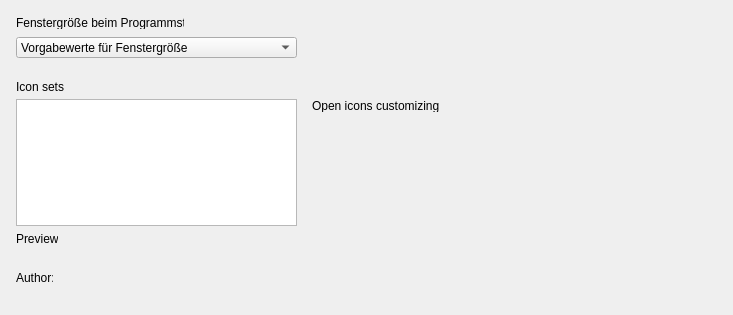
Eldricos/D-Fend-Reborn, file src/forms/SetupFrameSurfaceUnit.ui: the form before one commit.
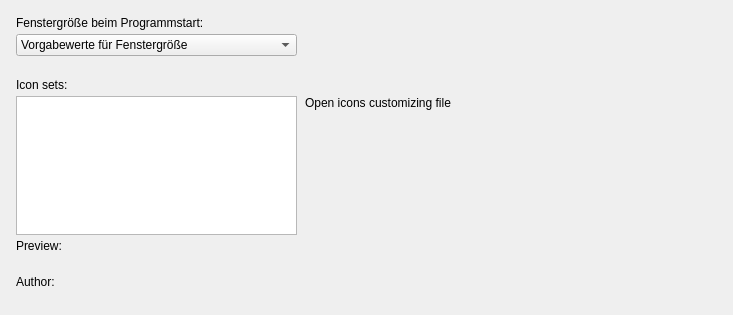
The form after the commit. Custom widgets are drawn as their Qt base class.

Commit message: Program options: Qt layouts instead of fixed pixel positions

```diff
--- a/src/forms/SetupFrameSurfaceUnit.ui
+++ b/src/forms/SetupFrameSurfaceUnit.ui
@@ -5,71 +5,129 @@
     <property name="geometry"><rect><x>0</x><y>0</y><width>733</width><height>315</height></rect></property>
     <property name="vclDesignWidth" stdset="0"><number>733</number></property>
     <property name="vclDesignHeight" stdset="0"><number>315</number></property>
-    <widget class="QLabel" name="StartSizeLabel">
-      <property name="geometry"><rect><x>16</x><y>16</y><width>168</width><height>13</height></rect></property>
-      <property name="text"><string>Fenstergröße beim Programmstart:</string></property>
-      <property name="textFormat"><enum>Qt::PlainText</enum></property>
-      <property name="alignment"><set>Qt::AlignLeft|Qt::AlignTop</set></property>
-      <property name="vclAutoSize" stdset="0"><bool>true</bool></property>
-    </widget>
-    <widget class="QLabel" name="IconSetLabel">
-      <property name="geometry"><rect><x>16</x><y>80</y><width>48</width><height>13</height></rect></property>
-      <property name="text"><string>Icon sets:</string></property>
-      <property name="textFormat"><enum>Qt::PlainText</enum></property>
-      <property name="alignment"><set>Qt::AlignLeft|Qt::AlignTop</set></property>
-      <property name="vclAutoSize" stdset="0"><bool>true</bool></property>
-    </widget>
-    <widget class="QLabel" name="IconSetAuthorLabel">
-      <property name="geometry"><rect><x>16</x><y>271</y><width>37</width><height>13</height></rect></property>
-      <property name="vclAnchors" stdset="0"><string notr="true">akLeft,akBottom</string></property>
-      <property name="text"><string>Author:</string></property>
-      <property name="textFormat"><enum>Qt::PlainText</enum></property>
-      <property name="alignment"><set>Qt::AlignLeft|Qt::AlignTop</set></property>
-      <property name="vclAutoSize" stdset="0"><bool>true</bool></property>
-    </widget>
-    <widget class="QLabel" name="IconSetAuthorNameLabel">
-      <property name="geometry"><rect><x>16</x><y>290</y><width>697</width><height>17</height></rect></property>
-      <property name="vclAnchors" stdset="0"><string notr="true">akLeft,akRight,akBottom</string></property>
-      <property name="text"><string></string></property>
-      <property name="textFormat"><enum>Qt::PlainText</enum></property>
-      <property name="alignment"><set>Qt::AlignLeft|Qt::AlignTop</set></property>
-    </widget>
-    <widget class="QLabel" name="IconSetPreviewLabel">
-      <property name="geometry"><rect><x>16</x><y>232</y><width>42</width><height>13</height></rect></property>
-      <property name="vclAnchors" stdset="0"><string notr="true">akLeft,akBottom</string></property>
-      <property name="text"><string>Preview:</string></property>
-      <property name="textFormat"><enum>Qt::PlainText</enum></property>
-      <property name="alignment"><set>Qt::AlignLeft|Qt::AlignTop</set></property>
-      <property name="vclAutoSize" stdset="0"><bool>true</bool></property>
-    </widget>
-    <widget class="TImageWidget" name="IconSetImage">
-      <property name="geometry"><rect><x>16</x><y>247</y><width>113</width><height>20</height></rect></property>
-      <property name="vclAnchors" stdset="0"><string notr="true">akLeft,akBottom</string></property>
-      <property name="alignment"><set>Qt::AlignLeft|Qt::AlignTop</set></property>
-    </widget>
-    <widget class="QLabel" name="IconCustomizeLabel">
-      <property name="geometry"><rect><x>312</x><y>99</y><width>128</width><height>13</height></rect></property>
-      <property name="text"><string>Open icons customizing file</string></property>
-      <property name="textFormat"><enum>Qt::PlainText</enum></property>
-      <property name="alignment"><set>Qt::AlignLeft|Qt::AlignTop</set></property>
-      <property name="vclAutoSize" stdset="0"><bool>true</bool></property>
-    </widget>
-    <widget class="QComboBox" name="StartSizeComboBox">
-      <property name="geometry"><rect><x>16</x><y>37</y><width>281</width><height>21</height></rect></property>
-      <property name="editable"><bool>false</bool></property>
-      <property name="maxVisibleItems"><number>8</number></property>
-      <item><property name="text"><string>Vorgabewerte für Fenstergröße</string></property></item>
-      <item><property name="text"><string>Letzte Fenstergröße wiederherstellen</string></property></item>
-      <item><property name="text"><string>Minimiert starten</string></property></item>
-      <item><property name="text"><string>Maximiert starten</string></property></item>
-      <item><property name="text"><string>Vollbildmodus ohne Fensterrahmen</string></property></item>
-      <property name="currentIndex"><number>0</number></property>
-    </widget>
-    <widget class="QListWidget" name="IconSetListbox">
-      <property name="geometry"><rect><x>16</x><y>99</y><width>281</width><height>127</height></rect></property>
-      <property name="vclAnchors" stdset="0"><string notr="true">akLeft,akTop,akBottom</string></property>
-      <property name="vclCheckList" stdset="0"><bool>true</bool></property>
-    </widget>
+    <layout class="QVBoxLayout" name="SetupFrameSurface_Layout" stretch="0,0,1">
+      <property name="leftMargin"><number>16</number></property>
+      <property name="topMargin"><number>16</number></property>
+      <property name="rightMargin"><number>16</number></property>
+      <property name="bottomMargin"><number>8</number></property>
+      <property name="spacing"><number>0</number></property>
+      <item>
+        <layout class="QGridLayout" name="SetupFrameSurface_Section1" columnstretch="0,1">
+          <property name="leftMargin"><number>0</number></property>
+          <property name="topMargin"><number>0</number></property>
+          <property name="rightMargin"><number>0</number></property>
+          <property name="bottomMargin"><number>0</number></property>
+          <property name="horizontalSpacing"><number>8</number></property>
+          <property name="verticalSpacing"><number>4</number></property>
+          <item row="0" column="0" colspan="2">
+            <widget class="QLabel" name="StartSizeLabel">
+              <property name="text"><string>Fenstergröße beim Programmstart:</string></property>
+              <property name="textFormat"><enum>Qt::PlainText</enum></property>
+              <property name="alignment"><set>Qt::AlignLeft|Qt::AlignTop</set></property>
+            </widget>
+          </item>
+          <item row="1" column="0" alignment="Qt::AlignLeft">
+            <widget class="QComboBox" name="StartSizeComboBox">
+              <property name="editable"><bool>false</bool></property>
+              <property name="maxVisibleItems"><number>8</number></property>
+              <item>
+                <property name="text"><string>Vorgabewerte für Fenstergröße</string></property>
+              </item>
+              <item>
+                <property name="text"><string>Letzte Fenstergröße wiederherstellen</string></property>
+              </item>
+              <item>
+                <property name="text"><string>Minimiert starten</string></property>
+              </item>
+              <item>
+                <property name="text"><string>Maximiert starten</string></property>
+              </item>
+              <item>
+                <property name="text"><string>Vollbildmodus ohne Fensterrahmen</string></property>
+              </item>
+              <property name="currentIndex"><number>0</number></property>
+              <property name="minimumSize"><size><width>281</width><height>0</height></size></property>
+            </widget>
+          </item>
+          <item row="0" column="1">
+            <spacer name="SetupFrameSurface_Section1_HFill">
+              <property name="orientation"><enum>Qt::Horizontal</enum></property>
+              <property name="sizeHint" stdset="0"><size><width>0</width><height>0</height></size></property>
+            </spacer>
+          </item>
+        </layout>
+      </item>
+      <item>
+        <spacer name="SetupFrameSurface_Gap1">
+          <property name="orientation"><enum>Qt::Vertical</enum></property>
+          <property name="sizeType"><enum>QSizePolicy::Fixed</enum></property>
+          <property name="sizeHint" stdset="0"><size><width>0</width><height>22</height></size></property>
+        </spacer>
+      </item>
+      <item>
+        <layout class="QGridLayout" name="SetupFrameSurface_Section2" columnstretch="0,0,1" rowstretch="0,1,0,0,0,0">
+          <property name="leftMargin"><number>0</number></property>
+          <property name="topMargin"><number>0</number></property>
+          <property name="rightMargin"><number>0</number></property>
+          <property name="bottomMargin"><number>0</number></property>
+          <property name="horizontalSpacing"><number>8</number></property>
+          <property name="verticalSpacing"><number>4</number></property>
+          <item row="0" column="0" colspan="3">
+            <widget class="QLabel" name="IconSetLabel">
+              <property name="text"><string>Icon sets:</string></property>
+              <property name="textFormat"><enum>Qt::PlainText</enum></property>
+              <property name="alignment"><set>Qt::AlignLeft|Qt::AlignTop</set></property>
+            </widget>
+          </item>
+          <item row="1" column="0" alignment="Qt::AlignLeft">
+            <widget class="QListWidget" name="IconSetListbox">
+              <property name="vclCheckList" stdset="0"><bool>true</bool></property>
+              <property name="minimumSize"><size><width>281</width><height>0</height></size></property>
+            </widget>
+          </item>
+          <item row="1" column="1" colspan="2">
+            <widget class="QLabel" name="IconCustomizeLabel">
+              <property name="text"><string>Open icons customizing file</string></property>
+              <property name="textFormat"><enum>Qt::PlainText</enum></property>
+              <property name="alignment"><set>Qt::AlignLeft|Qt::AlignTop</set></property>
+            </widget>
+          </item>
+          <item row="2" column="0" colspan="3">
+            <widget class="QLabel" name="IconSetPreviewLabel">
+              <property name="text"><string>Preview:</string></property>
+              <property name="textFormat"><enum>Qt::PlainText</enum></property>
+              <property name="alignment"><set>Qt::AlignLeft|Qt::AlignTop</set></property>
+            </widget>
+          </item>
+          <item row="3" column="0" alignment="Qt::AlignLeft">
+            <widget class="TImageWidget" name="IconSetImage">
+              <property name="alignment"><set>Qt::AlignLeft|Qt::AlignTop</set></property>
+              <property name="minimumSize"><size><width>113</width><height>0</height></size></property>
+            </widget>
+          </item>
+          <item row="4" column="0" colspan="3">
+            <widget class="QLabel" name="IconSetAuthorLabel">
+              <property name="text"><string>Author:</string></property>
+              <property name="textFormat"><enum>Qt::PlainText</enum></property>
+              <property name="alignment"><set>Qt::AlignLeft|Qt::AlignTop</set></property>
+            </widget>
+          </item>
+          <item row="5" column="0" colspan="3">
+            <widget class="QLabel" name="IconSetAuthorNameLabel">
+              <property name="text"><string /></property>
+              <property name="textFormat"><enum>Qt::PlainText</enum></property>
+              <property name="alignment"><set>Qt::AlignLeft|Qt::AlignTop</set></property>
+            </widget>
+          </item>
+          <item row="0" column="2">
+            <spacer name="SetupFrameSurface_Section2_HFill">
+              <property name="orientation"><enum>Qt::Horizontal</enum></property>
+              <property name="sizeHint" stdset="0"><size><width>0</width><height>0</height></size></property>
+            </spacer>
+          </item>
+        </layout>
+      </item>
+    </layout>
   </widget>
   <customwidgets>
     <customwidget>
```
Left out of the diff: 6 changed lines with no effect on the pictures. The commit also changes 51 other files.
